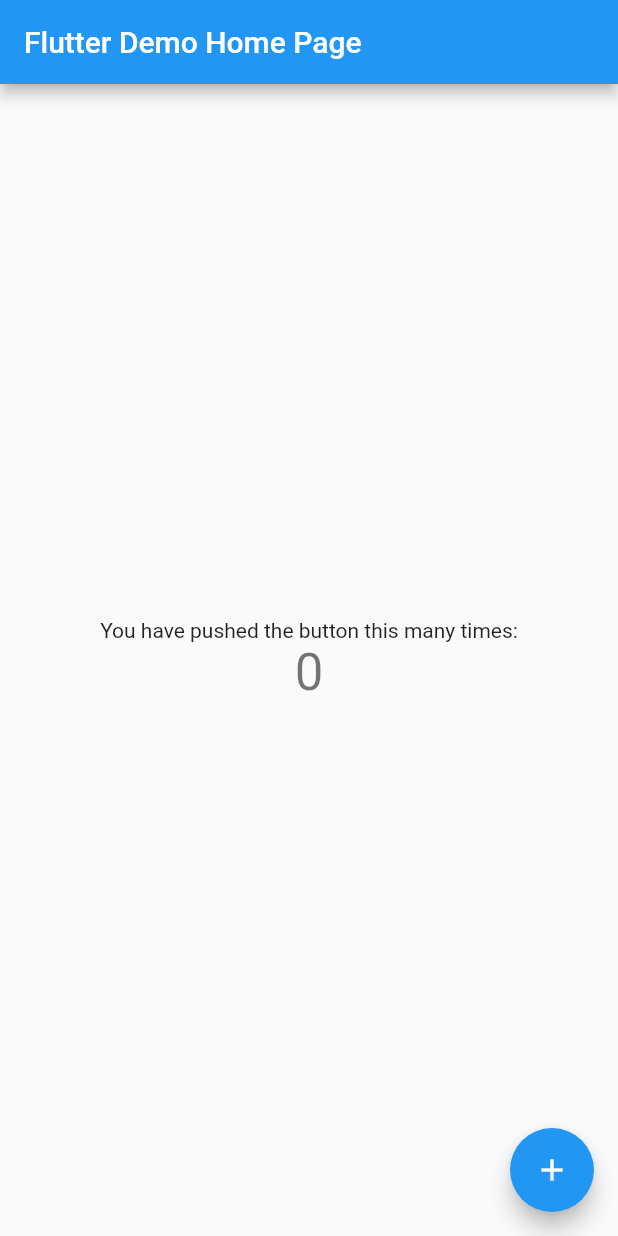
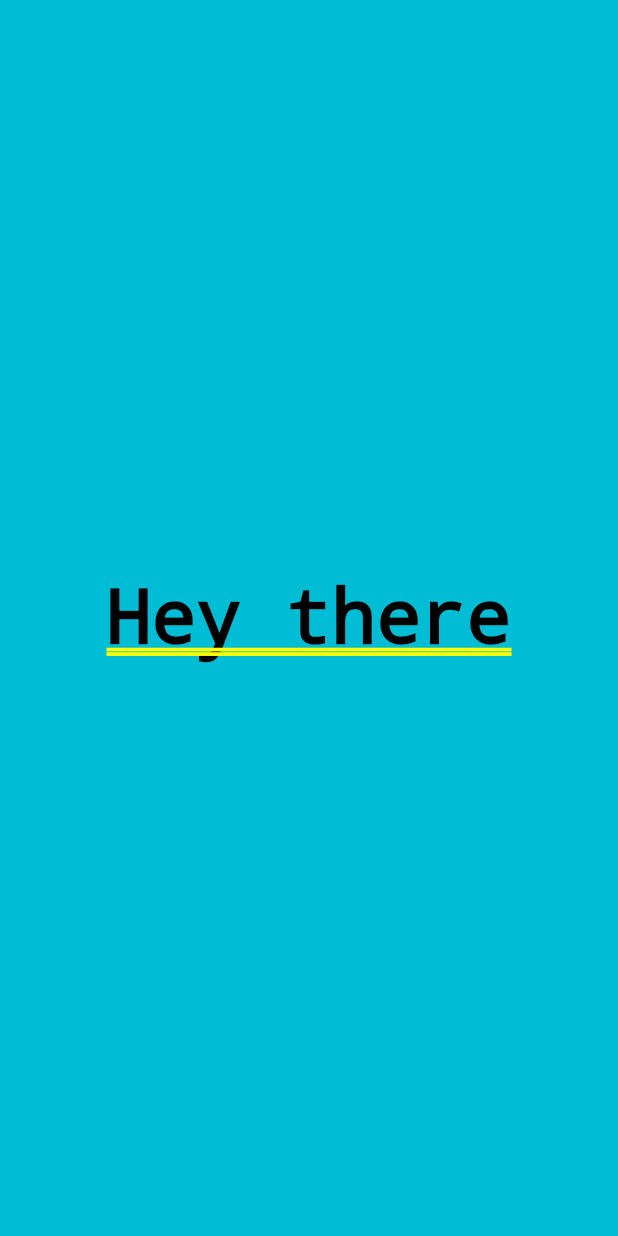
Before and after one commit to EiriniMoroz/Flutter_Test_Task_for_Solid-Software, a Flutter app: the screen it shows after launch, on a phone screen of 412 x 824 dp. Run offline on Flutter 3.47's test engine with Material 2 defaults, Android fonts, the phone set to English and light mode, and no system bars.

Commit message:
final commit

```diff
--- a/lib/main.dart
+++ b/lib/main.dart
@@ -1,4 +1,6 @@
 import 'package:flutter/material.dart';
+import 'dart:math';
+
 
 void main() {
   runApp(const MyApp());
@@ -11,17 +13,8 @@
   @override
   Widget build(BuildContext context) {
     return MaterialApp(
-      title: 'Flutter Demo',
+      title: 'Test Task Solid Software',
       theme: ThemeData(
-        // This is the theme of your application.
-        //
-        // Try running your application with "flutter run". You'll see the
-        // application has a blue toolbar. Then, without quitting the app, try
-        // changing the primarySwatch below to Colors.green and then invoke
-        // "hot reload" (press "r" in the console where you ran "flutter run",
-        // or simply save your changes to "hot reload" in a Flutter IDE).
-        // Notice that the counter didn't reset back to zero; the application
-        // is not restarted.
         primarySwatch: Colors.blue,
       ),
       home: const MyHomePage(title: 'Flutter Demo Home Page'),
@@ -48,68 +41,56 @@
 }
 
 class _MyHomePageState extends State<MyHomePage> {
-  int _counter = 0;
+  Color start_color = Colors.cyan;
+  double start_font_size = 50.0;
+  Color start_font_color = Colors.black;
 
-  void _incrementCounter() {
+
+  void changeBackground() {
+    Color color = Color.fromARGB(Random().nextInt(256), Random().nextInt(256),
+        Random().nextInt(256), Random().nextInt(256));
     setState(() {
-      // This call to setState tells the Flutter framework that something has
-      // changed in this State, which causes it to rerun the build method below
-      // so that the display can reflect the updated values. If we changed
-      // _counter without calling setState(), then the build method would not be
-      // called again, and so nothing would appear to happen.
-      _counter++;
+      start_color = color;
     });
+  }
+
+  void changeFontSize() {
+    double width = MediaQuery.of(context).size.width;
+    double maxSize = width/10;
+    start_font_size = Random().nextDouble()*maxSize+10;
+  }
+
+  void changeFontColor() {
+    start_font_color = Color.fromARGB(Random().nextInt(256), Random().nextInt(256),
+        Random().nextInt(256), Random().nextInt(256));
   }
 
   @override
   Widget build(BuildContext context) {
-    // This method is rerun every time setState is called, for instance as done
-    // by the _incrementCounter method above.
-    //
-    // The Flutter framework has been optimized to make rerunning build methods
-    // fast, so that you can just rebuild anything that needs updating rather
-    // than having to individually change instances of widgets.
-    return Scaffold(
-      appBar: AppBar(
-        // Here we take the value from the MyHomePage object that was created by
-        // the App.build method, and use it to set our appbar title.
-        title: Text(widget.title),
-      ),
-      body: Center(
-        // Center is a layout widget. It takes a single child and positions it
-        // in the middle of the parent.
-        child: Column(
-          // Column is also a layout widget. It takes a list of children and
-          // arranges them vertically. By default, it sizes itself to fit its
-          // children horizontally, and tries to be as tall as its parent.
-          //
-          // Invoke "debug painting" (press "p" in the console, choose the
-          // "Toggle Debug Paint" action from the Flutter Inspector in Android
-          // Studio, or the "Toggle Debug Paint" command in Visual Studio Code)
-          // to see the wireframe for each widget.
-          //
-          // Column has various properties to control how it sizes itself and
-          // how it positions its children. Here we use mainAxisAlignment to
-          // center the children vertically; the main axis here is the vertical
-          // axis because Columns are vertical (the cross axis would be
-          // horizontal).
-          mainAxisAlignment: MainAxisAlignment.center,
-          children: <Widget>[
-            const Text(
-              'You have pushed the button this many times:',
-            ),
-            Text(
-              '$_counter',
-              style: Theme.of(context).textTheme.headline4,
-            ),
-          ],
-        ),
-      ),
-      floatingActionButton: FloatingActionButton(
-        onPressed: _incrementCounter,
-        tooltip: 'Increment',
-        child: const Icon(Icons.add),
-      ), // This trailing comma makes auto-formatting nicer for build methods.
+    return GestureDetector(
+        onTap: () {
+          changeBackground();
+          changeFontSize();
+          changeFontColor();
+        },
+      child: Container(
+        color: start_color,
+            child: GestureDetector(
+                onTap: () {
+                  changeBackground();
+                  changeFontSize();
+                  changeFontColor();
+                },
+                child: Align(
+                  child: Text('Hey there',
+                      style: new TextStyle(fontSize: start_font_size, color: start_font_color)),
+                  alignment: Alignment.center,
+                )
+
+            )
+
+      )
     );
+
   }
 }
```
